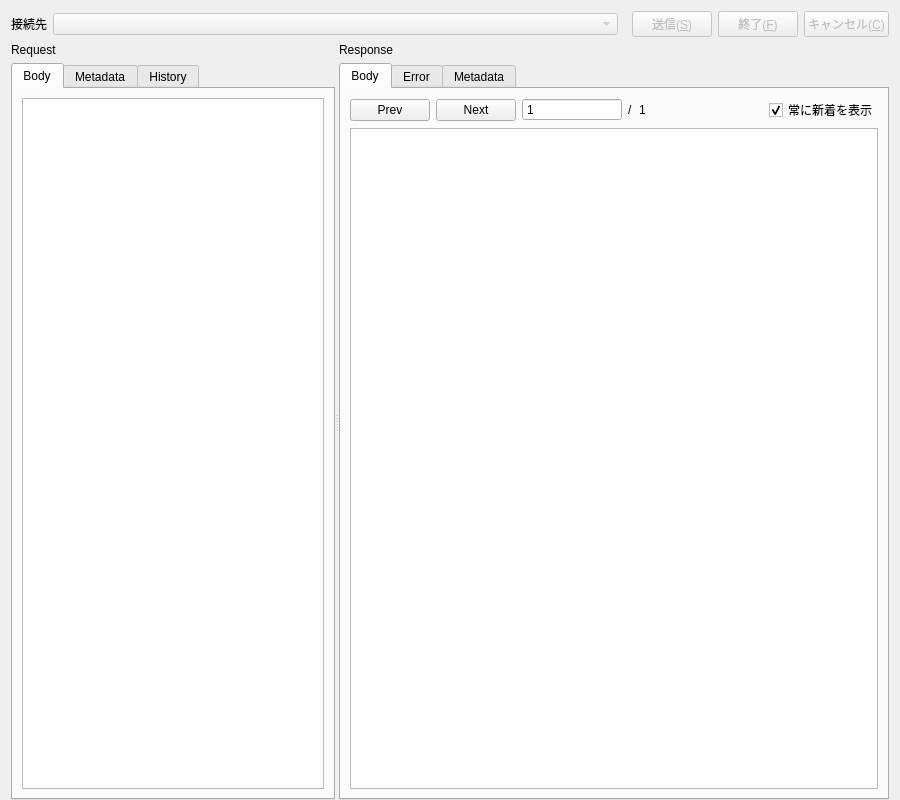
This is ui/Editor.ui in shibafu528/florarpc as Qt 5 draws it before an edit. The edited form follows.
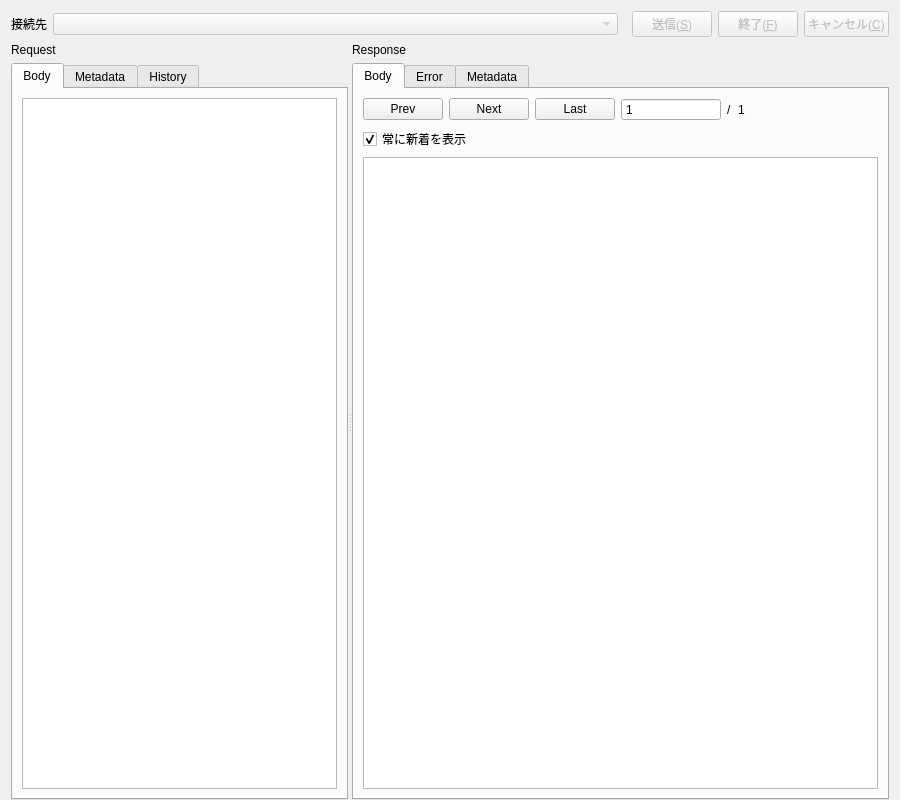
This is the edited form. Icons and pictures are not drawn. Custom widgets are drawn as their Qt base class.

Commit message: Streaming Responseの最終ページに移動するボタン

```diff
--- a/ui/Editor.ui
+++ b/ui/Editor.ui
@@ -246,6 +246,27 @@
           <layout class="QVBoxLayout" name="verticalLayout_2">
            <item>
             <widget class="QWidget" name="responseBodyPager" native="true">
+             <layout class="QVBoxLayout" name="verticalLayout_3">
+              <property name="leftMargin">
+               <number>0</number>
+              </property>
+              <property name="topMargin">
+               <number>0</number>
+              </property>
+              <property name="rightMargin">
+               <number>0</number>
+              </property>
+              <property name="bottomMargin">
+               <number>0</number>
+              </property>
+              <item>
+               <widget class="QWidget" name="horizontalWidget" native="true">
+                <property name="minimumSize">
+                 <size>
+                  <width>0</width>
+                  <height>12</height>
+                 </size>
+                </property>
              <layout class="QHBoxLayout" name="horizontalLayout_2">
               <property name="leftMargin">
                <number>0</number>
@@ -281,6 +302,16 @@
                 </property>
                </widget>
               </item>
+                 <item>
+                  <widget class="QPushButton" name="lastResponseBodyButton">
+                   <property name="text">
+                    <string>Last</string>
+                   </property>
+                   <property name="icon">
+                    <iconset theme="go-last"/>
+                   </property>
+                  </widget>
+                 </item>
               <item>
                <widget class="QSpinBox" name="responseBodyPageSpin">
                 <property name="minimumSize">
@@ -326,6 +357,9 @@
                  </size>
                 </property>
                </spacer>
+                 </item>
+                </layout>
+               </widget>
               </item>
               <item>
                <widget class="QCheckBox" name="followResponseCheck">
```
Lines whose indentation alone changed are shown as unchanged. The commit also changes 2 other files.
